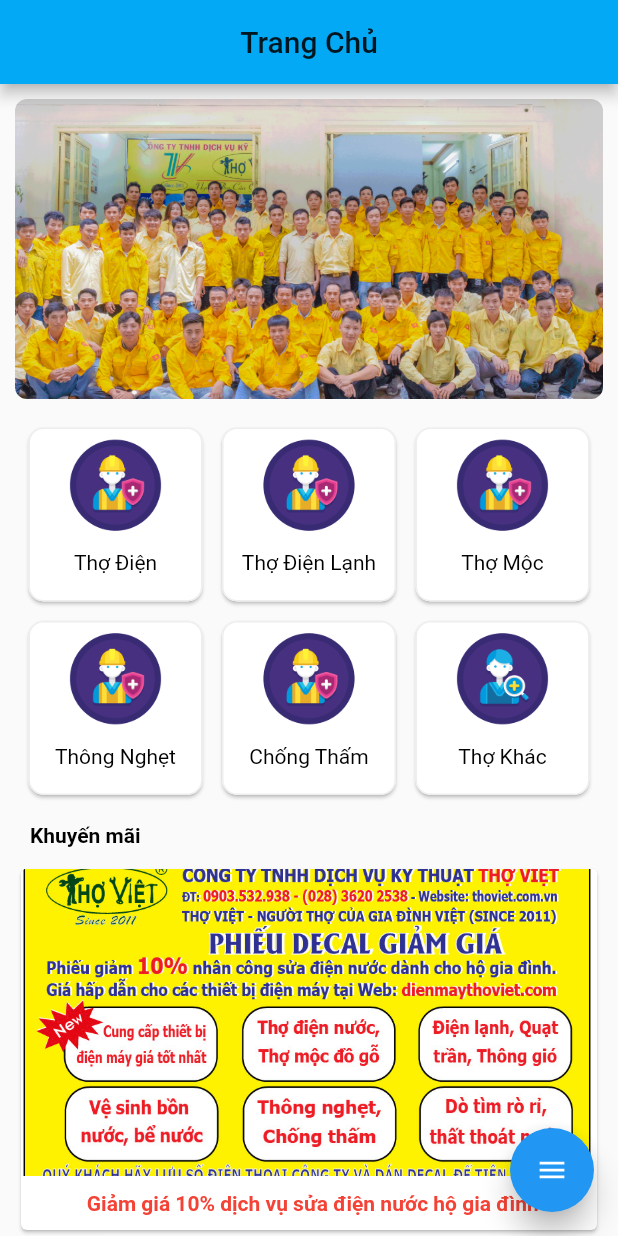
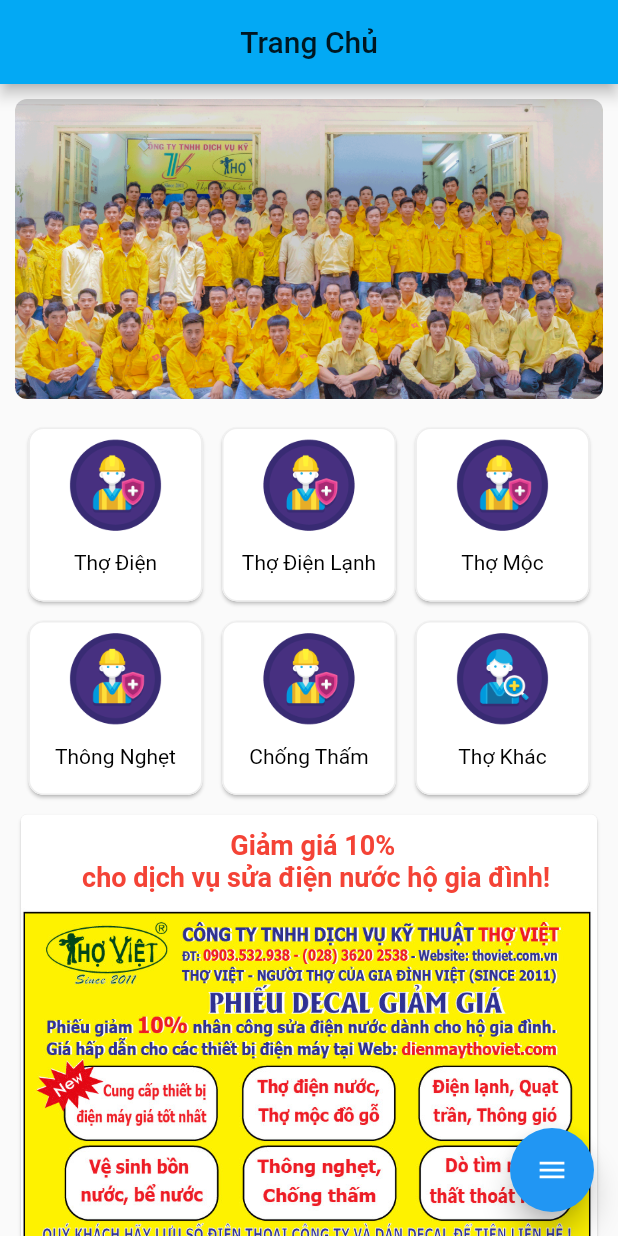
Before and after one commit to TranVN/appThoViet, a Flutter app: the screen it shows after launch, on a phone screen of 412 x 824 dp. Run offline on Flutter 3.47's test engine with Material 2 defaults, Android fonts, the light colour scheme and no system bars; drawn by our look-alikes of flutter_speed_dial; Roboto replaces fonts that are missing (arial).

Commit message:
update home

```diff
--- a/lib/Views/home.dart
+++ b/lib/Views/home.dart
@@ -218,33 +218,25 @@
               ),
             ],
           ),
-          Padding(
-            padding: EdgeInsets.all(10),
-            child: Text(
-              'Khuyến mãi',
-              textAlign: TextAlign.start,
-              style: TextStyle(fontWeight: FontWeight.bold),
-            ),
-          ),
           Card(
             clipBehavior: Clip.antiAlias,
             child: Column(
               children: [
-                Image.asset(
-                  'lib/images/phieuGiamGia.jpg',
-                  width: 400,
-                  height: 205,
-                  fit: BoxFit.cover,
-                ),
                 Padding(
                   padding: const EdgeInsets.fromLTRB(5, 10, 0, 10),
                   child: Text(
-                    'Giảm giá 10% dịch vụ sửa điện nước hộ gia đình',
-                    textAlign: TextAlign.start,
+                    'Giảm giá 10% \n cho dịch vụ sửa điện nước hộ gia đình!',
+                    textAlign: TextAlign.center,
                     style: TextStyle(
-                        color: Colors.red, fontWeight: FontWeight.bold),
+                        color: Colors.red,
+                        fontWeight: FontWeight.bold,
+                        fontSize: 18),
                   ),
-                )
+                ),
+                Image.asset(
+                  'lib/images/phieuGiamGia.jpg',
+                  fit: BoxFit.cover,
+                ),
               ],
             ),
           ),
```
